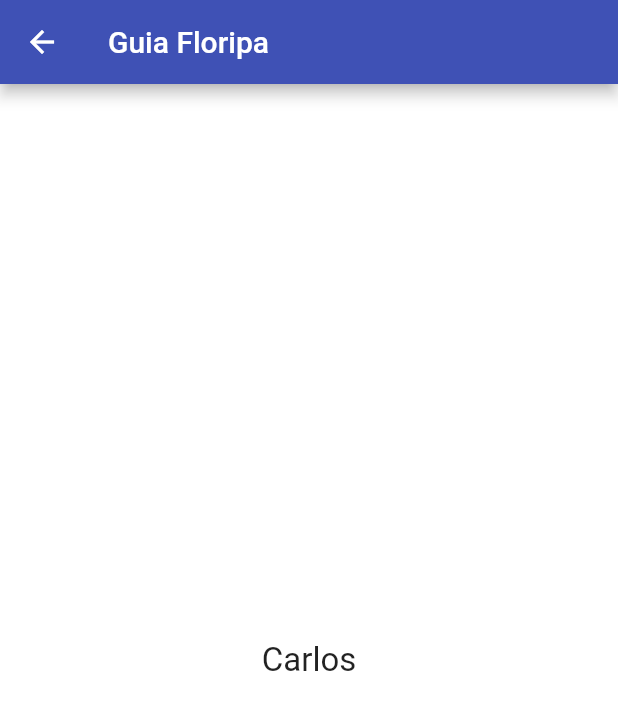
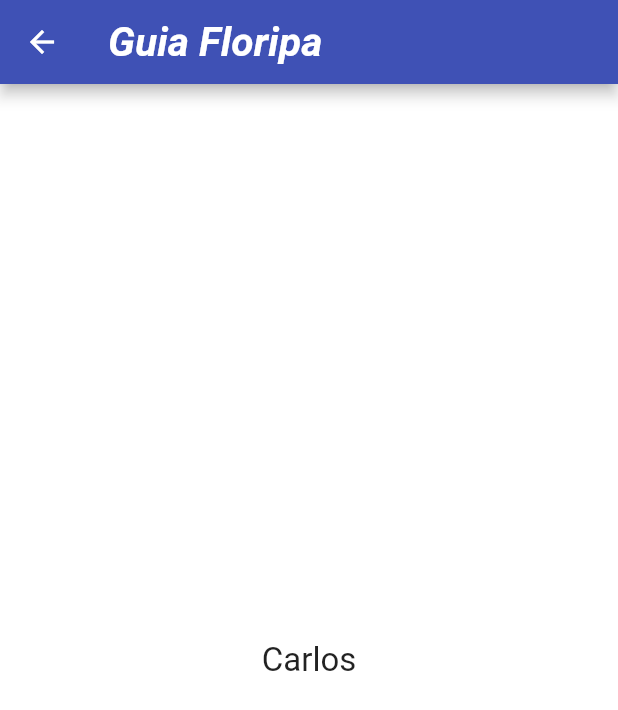
Before and after one commit to carlosfilhou/car-guide, a Flutter app: the HomePage screen opened directly, on a phone screen of 412 x 824 dp. Shown: the top 710 px of the screen. Run offline on Flutter 3.47's test engine with Material 2 defaults, Android fonts, the light colour scheme and no system bars; Roboto replaces fonts that are missing (georgia).

Commit message:
text-homepage

```diff
--- a/lib/home_page.dart
+++ b/lib/home_page.dart
@@ -9,6 +9,12 @@ class HomePage extends StatelessWidget {
   Widget build(BuildContext context) {
     return Scaffold(
       appBar: AppBar(
+        titleTextStyle: TextStyle(
+          fontFamily: 'georgia',
+          fontSize: 27,
+          fontStyle: FontStyle.italic,
+          fontWeight: FontWeight.bold,
+        ),
         title: Text('Guia Floripa'),
       ),
       body: _body(),
--- a/lib/login_page.dart
+++ b/lib/login_page.dart
@@ -41,7 +41,7 @@ class LoginPage extends StatelessWidget {
                 textInputAction: TextInputAction.next,
                 validator: (String? text) {
               if (text!.isEmpty) {
-                return 'Senha incorreta';
+                return 'Email incorreto';
               }
               return null;
             }),
@@ -85,9 +85,7 @@ class LoginPage extends StatelessWidget {
 
           print('login: $login e senha: $senha');
 
-          Navigator.push(context, MaterialPageRoute(builder: (context) {
-            return HomePage();
-          }));
+          push(context, HomePage());
         },
         child: Text(
           text,
--- a/pubspec.yaml
+++ b/pubspec.yaml
@@ -38,6 +38,8 @@ dependencies:
 dev_dependencies:
   flutter_test:
     sdk: flutter
+
+  http: ^0.13.4
 
   # The "flutter_lints" package below contains a set of recommended lints to
   # encourage good coding practices. The lint set provided by the package is
```
Also changed, not shown: pubspec.lock.
